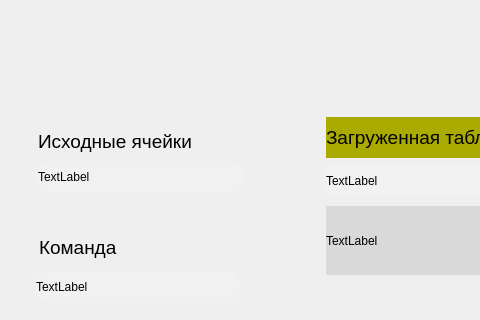
Before: the Qt Designer form dialog_3.ui in RO1T/convertor_front, drawn with Qt 5; both pictures show x 0 to 480 and y 0 to 320 of the 1160 by 519 pixel window.
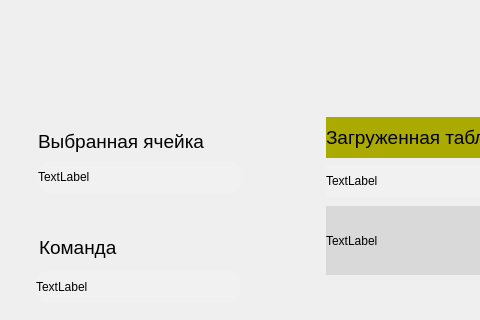
After: the same form once the commit is applied.

Patch:
```diff
--- a/dialog_3.ui
+++ b/dialog_3.ui
@@ -114,7 +114,7 @@
 </string>
    </property>
    <property name="text">
-    <string>Исходные ячейки</string>
+    <string>Выбранная ячейка</string>
    </property>
   </widget>
   <widget class="QLabel" name="label_5">
```
